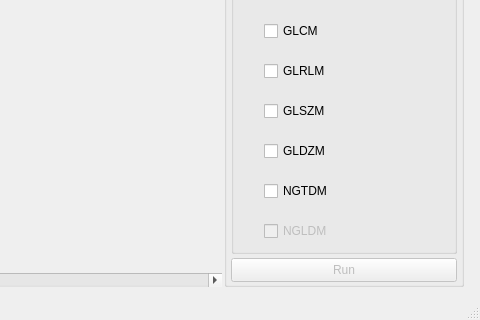
Before: the Qt Designer form platform/platform.ui in Jiwon-Hwang/Radiomics-Feature-Extraction, drawn with Qt 5; both pictures show x 755 to 1235 and y 424 to 744 of the 1235 by 744 pixel window.
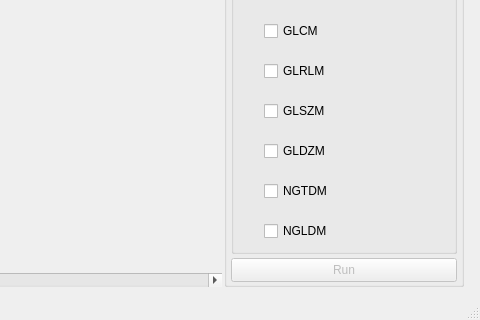
After: the same form once the commit is applied. Icons and pictures are not drawn.

```diff
--- a/platform/platform.ui
+++ b/platform/platform.ui
@@ -592,7 +592,7 @@
               <item>
                <widget class="QCheckBox" name="checkBox_NGLDM">
                 <property name="enabled">
-                 <bool>false</bool>
+                 <bool>true</bool>
                 </property>
                 <property name="focusPolicy">
                  <enum>Qt::NoFocus</enum>
```
Left out of the diff: 2 changed lines with no effect on the pictures.
